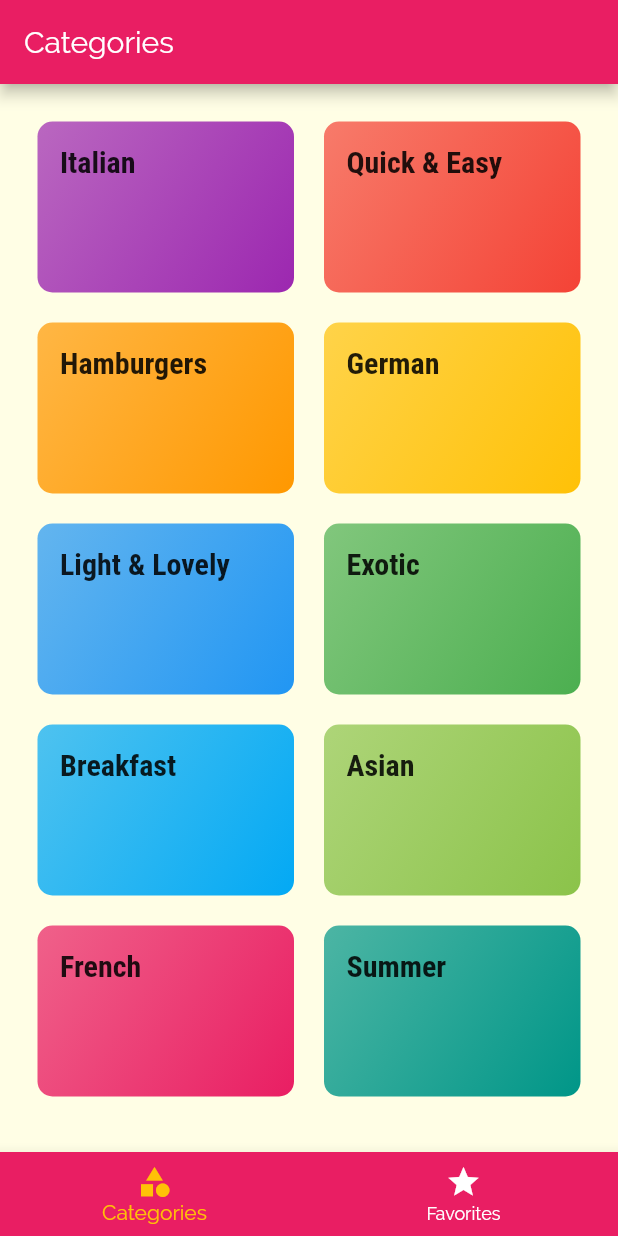
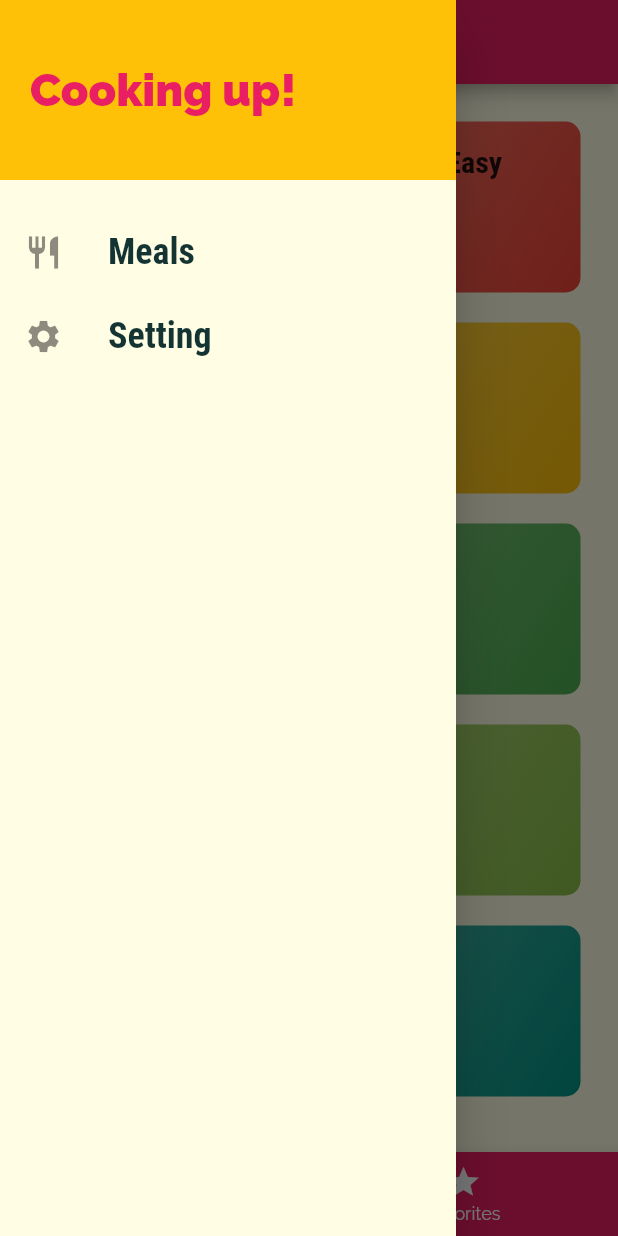
Before and after one commit to SeolJaeHyeok/Flutter_Meals_App, a Flutter app: the screen it shows after launch, with the side drawer open (before the commit the screen has no drawer), on a phone screen of 412 x 824 dp. Run offline on Flutter 3.47's test engine with Material 2 defaults, Android fonts, the phone set to English and light mode, and no system bars.

Commit message:
Custom Drawer 추가

```diff
--- a/lib/screens/tab_screen.dart
+++ b/lib/screens/tab_screen.dart
@@ -1,6 +1,7 @@
 import 'package:flutter/material.dart';
 import 'package:flutter_meals_app/screens/categories_screen.dart';
 import 'package:flutter_meals_app/screens/favorites_screen.dart';
+import 'package:flutter_meals_app/widgets/main_drawer.dart';
 
 class TabsScreen extends StatefulWidget {
   @override
@@ -34,6 +35,7 @@ class _TabsScreenState extends State<TabsScreen> {
         title: Text(_pages[_selectedPageIndex]['title']),
       ),
       body: _pages[_selectedPageIndex]['page'],
+      drawer: MainDrawer(),
       bottomNavigationBar: BottomNavigationBar(
         onTap: _selectedPage,
         unselectedItemColor: Colors.white,
--- /dev/null
+++ b/lib/widgets/main_drawer.dart
@@ -0,0 +1,52 @@
+import 'package:flutter/material.dart';
+
+class MainDrawer extends StatelessWidget {
+  Widget buildListTile(String title, IconData icon) {
+    return ListTile(
+      leading: Icon(
+        icon,
+        size: 26,
+      ),
+      title: Text(
+        title,
+        style: TextStyle(
+            fontFamily: 'RobotoCondensed',
+            fontWeight: FontWeight.bold,
+            fontSize: 24),
+      ),
+      onTap: () {
+        //go to differnt page
+      },
+    );
+  }
+
+  @override
+  Widget build(BuildContext context) {
+    return Drawer(
+      child: Column(
+        children: [
+          Container(
+            height: 120,
+            width: double.infinity,
+            padding: EdgeInsets.all(20),
+            alignment: Alignment.centerLeft,
+            color: Theme.of(context).accentColor,
+            child: Text(
+              'Cooking up!',
+              style: TextStyle(
+                  color: Theme.of(context).primaryColor,
+                  fontWeight: FontWeight.w900,
+                  fontSize: 30,
+                  fontFamily: 'Raleway'),
+            ),
+          ),
+          SizedBox(
+            height: 20,
+          ),
+          buildListTile('Meals', Icons.restaurant),
+          buildListTile('Setting', Icons.settings),
+        ],
+      ),
+    );
+  }
+}
```
